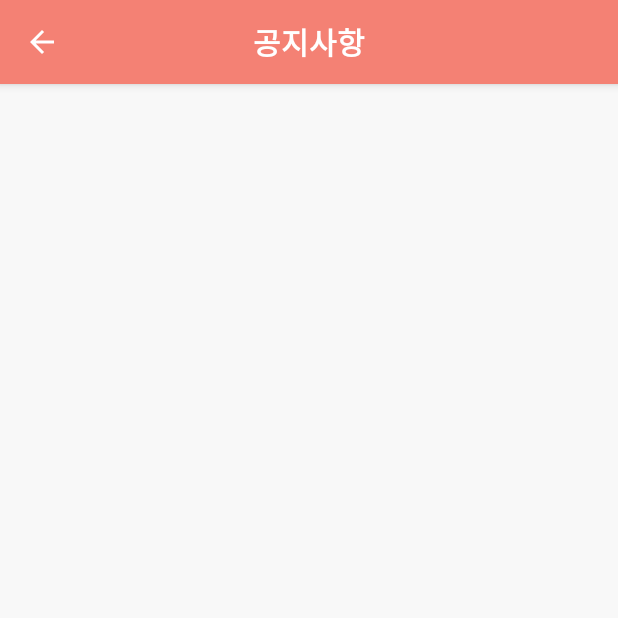
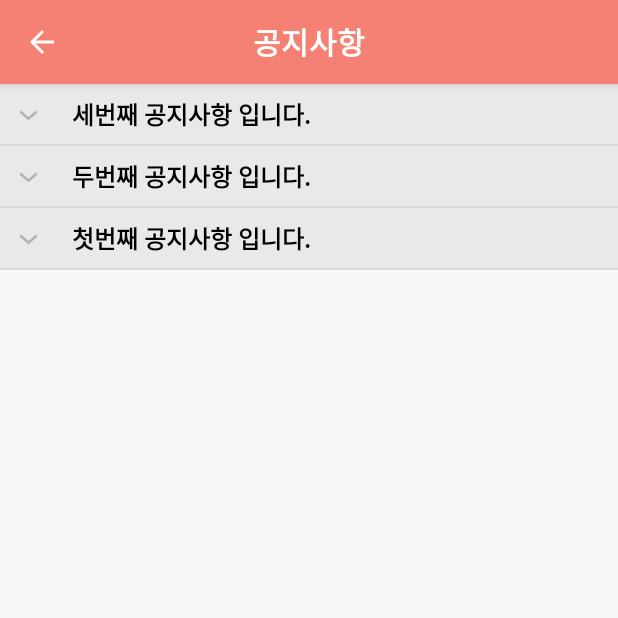
Before and after one commit to JJungRE/MCalendar, an Android app: the NoticeActivity screen opened directly, with no data from a screen before it, on a phone screen of 412 x 824 dp, the top half of it. Run offline under Robolectric (Android 15) with nearby library versions, the phone set to English and light mode, and no system bars; libraries missing offline, so code that uses them is left out: com.victor.loading; 2 statements that could not run were skipped.

Commit message:
서버 주소 수정

```diff
--- a/app/src/main/java/com/roopre/mcalendar/NoticeActivity.java
+++ b/app/src/main/java/com/roopre/mcalendar/NoticeActivity.java
@@ -9,10 +9,6 @@ import android.view.Gravity;
 import android.view.View;
 import android.widget.ExpandableListView;
 import android.widget.TextView;
-
-import org.json.JSONArray;
-import org.json.JSONException;
-import org.json.JSONObject;
 
 import java.util.ArrayList;
 import java.util.HashMap;
@@ -33,8 +29,13 @@ public class NoticeActivity extends AppCompatActivity {
         super.onCreate(savedInstanceState);
         setContentView(R.layout.notice);
 
+
+
+        // get the listview
         expListView = (ExpandableListView) findViewById(R.id.notice_el);
 
+        // preparing list data
+        prepareListData();
 
         listAdapter = new ExpandableListAdapter(this, listDataHeader, listDataChild);
 
@@ -57,7 +58,11 @@ public class NoticeActivity extends AppCompatActivity {
         actionBar.setHomeButtonEnabled(true);
         actionBar.setBackgroundDrawable(new ColorDrawable(getResources().getColor(R.color.main_red)));
 
-        prepareListData();
+        String server_url = "load_notice.php";
+        HashMap<String, String> send_arg = new HashMap<String, String>();
+        Server_con serverCon = new Server_con(server_url, send_arg);
+        String result = serverCon.Receive_Server();
+        Log.d(TAG, "result = "+result);
 
     }
 
@@ -65,35 +70,26 @@ public class NoticeActivity extends AppCompatActivity {
      * Preparing the list data
      */
     private void prepareListData() {
+        listDataHeader = new ArrayList<String>();
+        listDataChild = new HashMap<String, List<String>>();
 
-        String server_url = "load_notice.php";
-        HashMap<String, String> send_arg = new HashMap<String, String>();
-        Server_con serverCon = new Server_con(server_url, send_arg);
-        String result = serverCon.Receive_Server();
-        Log.d(TAG, "result = "+result);
+        // Adding child data
+        listDataHeader.add("세번째 공지사항 입니다.");
+        listDataHeader.add("두번째 공지사항 입니다.");
+        listDataHeader.add("첫번째 공지사항 입니다.");
 
-        if(Se_Application.strNotNull(result)){
+        // Adding child data
+        List<String> notice3 = new ArrayList<String>();
+        notice3.add("The Shawshank Redemption");
 
-            listDataHeader = new ArrayList<String>();
-            listDataChild = new HashMap<String, List<String>>();
+        List<String> notice2 = new ArrayList<String>();
+        notice2.add("The Wolverine");
 
-            try {
-                JSONArray jsonArray = new JSONArray(result);
-                JSONObject jsonObject = null;
+        List<String> notice1 = new ArrayList<String>();
+        notice1.add("Europa Report");
 
-                for(int i=0;i<jsonArray.length();i++){
-                    jsonObject = jsonArray.getJSONObject(i);
-
-                    List<String> notice = new ArrayList<String>();
-                    notice.add(jsonObject.getString("content"));
-
-                    listDataChild.put(jsonObject.getString("subject"), notice); // Header, Child data
-
-                }
-            } catch (JSONException e) {
-                e.printStackTrace();
-            }
-        }
-
+        listDataChild.put(listDataHeader.get(0), notice3); // Header, Child data
+        listDataChild.put(listDataHeader.get(1), notice2);
+        listDataChild.put(listDataHeader.get(2), notice1);
     }
 }
--- a/app/src/main/java/com/roopre/mcalendar/Se_Application.java
+++ b/app/src/main/java/com/roopre/mcalendar/Se_Application.java
@@ -102,9 +102,8 @@ public class Se_Application extends Application {
         animation2 = new AlphaAnimation(0.2F, 1.0F);
         animation2.setDuration(300);
 
-
         Localdb = new Se_LocalDbConnector(this.getApplicationContext());
-        Server_URL = "http://52.79.209.10/";
+        Server_URL = "http://13.124.29.54/";
 
         Calendar c = Calendar.getInstance();
 
--- a/app/src/main/res/layout/setup.xml
+++ b/app/src/main/res/layout/setup.xml
@@ -4,7 +4,6 @@
     android:layout_height="match_parent"
     android:background="@color/White"
     android:orientation="vertical">
-
 
     <FrameLayout
         android:layout_width="match_parent"
```
Also changed, not shown: app/src/main/java/com/roopre/mcalendar/SplashActivity.java (+6 -4 lines).
